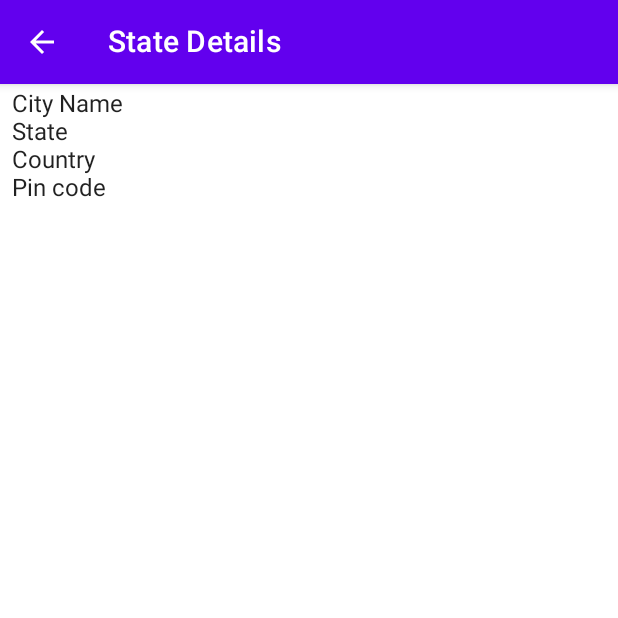
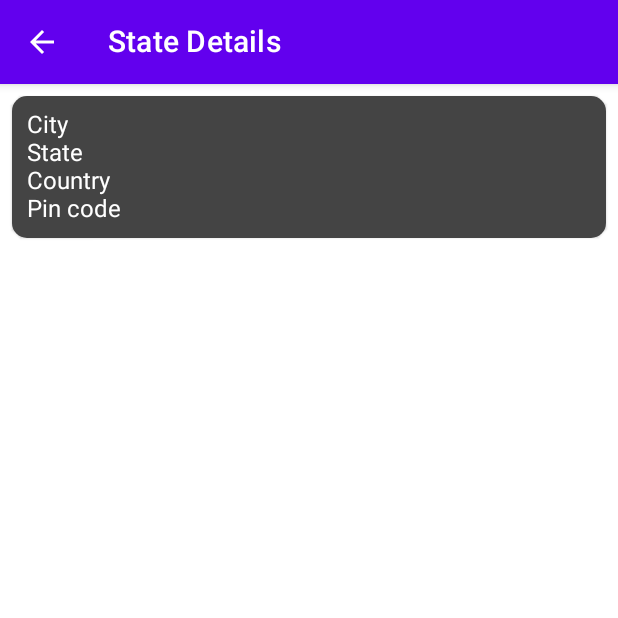
Before and after one commit to mansik15/JetpackComposeBasicApplication, an Android app built with Jetpack Compose: the CityDetails screen opened through its navigation route, on a phone screen of 412 x 824 dp, the top half of it. Run offline under Robolectric (Android 15) with nearby library versions, the phone set to English and light mode, and no system bars.

Commit message:
Worked on card design in detail page added background to onboarding screen

```diff
--- a/app/src/main/java/com/app/composeapplication/MainActivity.kt
+++ b/app/src/main/java/com/app/composeapplication/MainActivity.kt
@@ -6,15 +6,14 @@ import androidx.activity.compose.setContent
 import androidx.compose.foundation.layout.*
 import androidx.compose.foundation.lazy.LazyColumn
 import androidx.compose.foundation.lazy.items
+import androidx.compose.foundation.shape.RoundedCornerShape
 import androidx.compose.material.*
 import androidx.compose.material.icons.Icons
 import androidx.compose.material.icons.filled.ArrowBack
 import androidx.compose.material.icons.filled.ArrowForward
 import androidx.compose.runtime.Composable
-import androidx.compose.runtime.getValue
 import androidx.compose.runtime.mutableStateOf
 import androidx.compose.runtime.saveable.rememberSaveable
-import androidx.compose.runtime.setValue
 import androidx.compose.ui.Alignment
 import androidx.compose.ui.Modifier
 import androidx.compose.ui.graphics.Color
@@ -152,18 +151,24 @@ private fun CityDetails(navController: NavController){
             )
         },
         content = {
-            Surface (modifier = Modifier.padding(vertical = 4.dp, horizontal = 8.dp)){
-                Column(
-                    modifier = Modifier.fillMaxSize(),
-                    verticalArrangement = Arrangement.Top,
-                    horizontalAlignment = Alignment.Start
-                ) {
-                    Text("City Name")
-                    Text("State")
-                    Text("Country")
-                    Text("Pin code")
-                }
+//            Surface (modifier = Modifier.padding(vertical = 4.dp, horizontal = 8.dp)){
+            Card(
+                modifier = Modifier.padding(vertical = 8.dp, horizontal = 8.dp),
+                shape = RoundedCornerShape(10.dp),
+                backgroundColor = Color.DarkGray,
+            ){
+            Column(
+                modifier = Modifier.padding(10.dp).fillMaxWidth(),
+                verticalArrangement = Arrangement.Top,
+                horizontalAlignment = Alignment.Start
+            ) {
+                Text("City", color = Color.White)
+                Text("State", color = Color.White,)
+                Text("Country", color = Color.White,)
+                Text("Pin code", color = Color.White,)
             }
+        }
+//            }
         }
     )
 
@@ -172,7 +177,7 @@ private fun CityDetails(navController: NavController){
 @Composable
 fun OnboardingScreen(navController: NavController) {
 
-    Surface {
+    Surface(color = Color(169, 190, 215)) {
         Column(
             modifier = Modifier.fillMaxSize(),
             verticalArrangement = Arrangement.Center,
```
